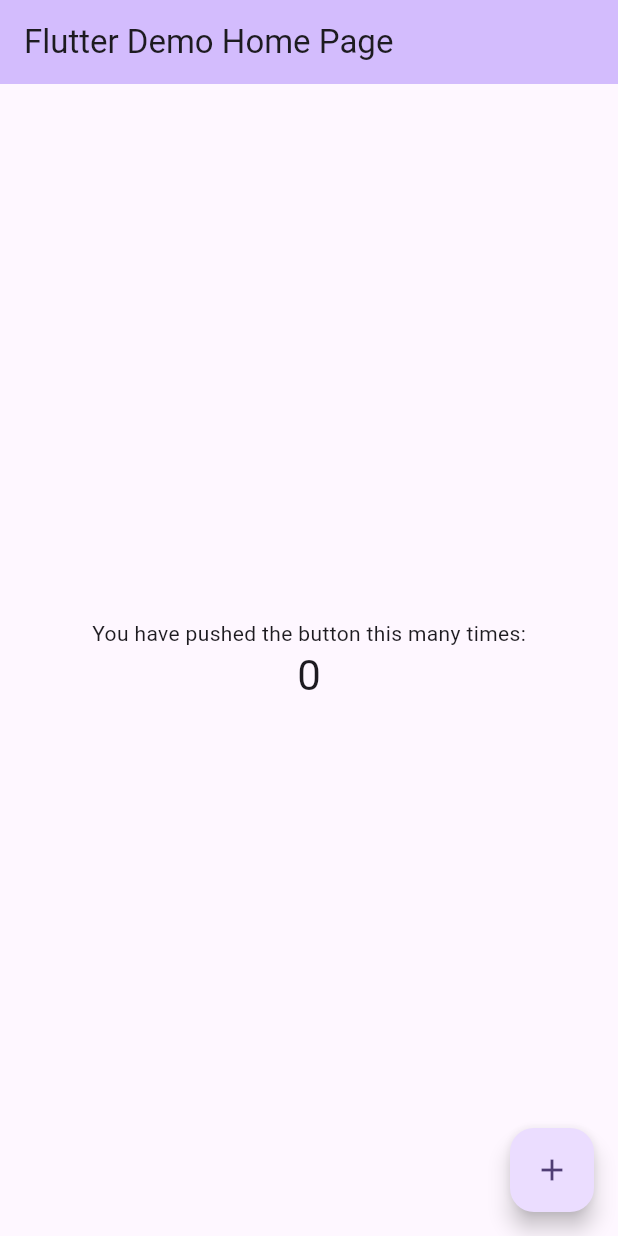
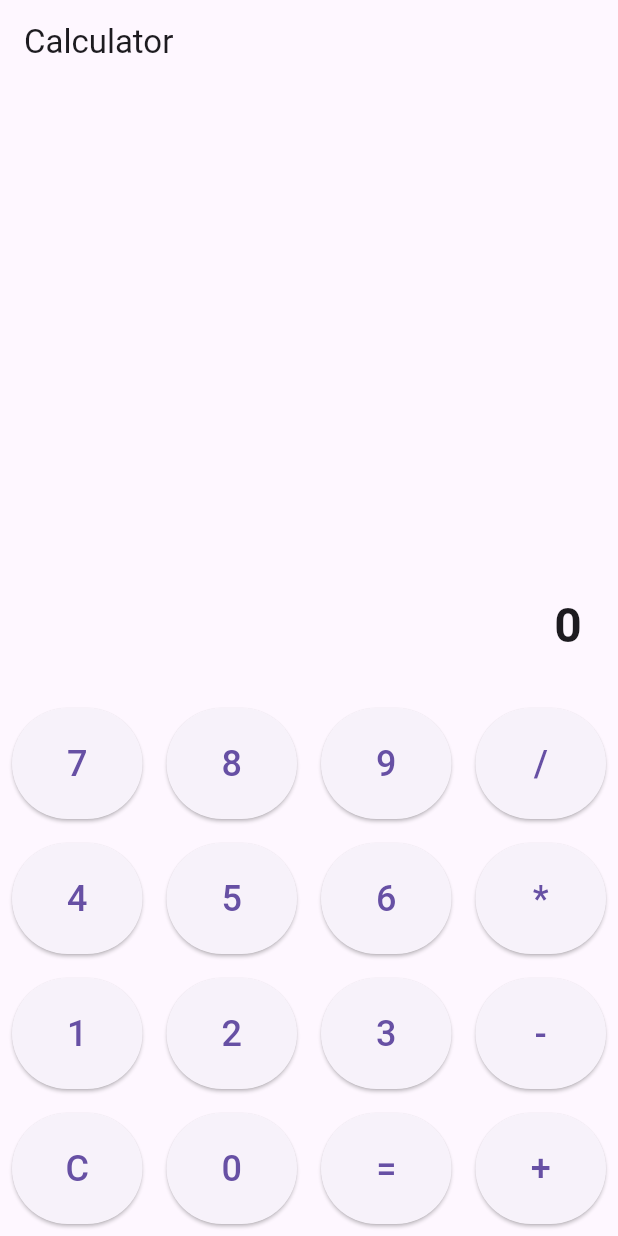
Before and after one commit to techmhzf/madpwa, a Flutter app: the screen it shows after launch, on a phone screen of 412 x 824 dp. Run offline on Flutter 3.47's test engine with Material 3 defaults, Android fonts, the phone set to English and light mode, and no system bars.

Commit message:
Implement calculator app and update docs/tests
Replace the default Flutter template with a StatefulWidget-based calculator (UI, button handlers, and basic arithmetic logic). Update README with aim, theory, setup steps and full example code for the calculator. Adjust widget_test to assert calculator UI elements instead of the template counter, and add exp2_calculator/viva.txtr containing viva Q&A for the experiment.

```diff
--- a/exp2_calculator/lib/main.dart
+++ b/exp2_calculator/lib/main.dart
@@ -7,116 +7,183 @@ void main() {
 class MyApp extends StatelessWidget {
   const MyApp({super.key});
 
-  // This widget is the root of your application.
   @override
   Widget build(BuildContext context) {
-    return MaterialApp(
-      title: 'Flutter Demo',
-      theme: ThemeData(
-        // This is the theme of your application.
-        //
-        // TRY THIS: Try running your application with "flutter run". You'll see
-        // the application has a purple toolbar. Then, without quitting the app,
-        // try changing the seedColor in the colorScheme below to Colors.green
-        // and then invoke "hot reload" (save your changes or press the "hot
-        // reload" button in a Flutter-supported IDE, or press "r" if you used
-        // the command line to start the app).
-        //
-        // Notice that the counter didn't reset back to zero; the application
-        // state is not lost during the reload. To reset the state, use hot
-        // restart instead.
-        //
-        // This works for code too, not just values: Most code changes can be
-        // tested with just a hot reload.
-        colorScheme: ColorScheme.fromSeed(seedColor: Colors.deepPurple),
-      ),
-      home: const MyHomePage(title: 'Flutter Demo Home Page'),
+    return const MaterialApp(
+      title: 'Calculator',
+      debugShowCheckedModeBanner: false,
+      home: Calculator(),
     );
   }
 }
 
-class MyHomePage extends StatefulWidget {
-  const MyHomePage({super.key, required this.title});
-
-  // This widget is the home page of your application. It is stateful, meaning
-  // that it has a State object (defined below) that contains fields that affect
-  // how it looks.
-
-  // This class is the configuration for the state. It holds the values (in this
-  // case the title) provided by the parent (in this case the App widget) and
-  // used by the build method of the State. Fields in a Widget subclass are
-  // always marked "final".
-
-  final String title;
+class Calculator extends StatefulWidget {
+  const Calculator({super.key});
 
   @override
-  State<MyHomePage> createState() => _MyHomePageState();
+  State<Calculator> createState() => _CalculatorState();
 }
 
-class _MyHomePageState extends State<MyHomePage> {
-  int _counter = 0;
+class _CalculatorState extends State<Calculator> {
+  String equation = "";
+  String result = "";
+  String operator = "";
 
-  void _incrementCounter() {
+  void onButtonClick(String value) {
     setState(() {
-      // This call to setState tells the Flutter framework that something has
-      // changed in this State, which causes it to rerun the build method below
-      // so that the display can reflect the updated values. If we changed
-      // _counter without calling setState(), then the build method would not be
-      // called again, and so nothing would appear to happen.
-      _counter++;
+      if (value == "C") {
+        equation = "";
+        result = "";
+        operator = "";
+      } else if (value == "+" || value == "-" || value == "*" || value == "/") {
+        if (result.isNotEmpty) {
+          equation = result + value;
+          result = "";
+          operator = value;
+        } else if (equation.isNotEmpty) {
+          String lastChar = equation.substring(equation.length - 1);
+          if (lastChar == "+" || lastChar == "-" || lastChar == "*" || lastChar == "/") {
+            equation = equation.substring(0, equation.length - 1) + value;
+          } else {
+            equation += value;
+          }
+          operator = value;
+        }
+      } else if (value == "=") {
+        if (equation.isNotEmpty && operator.isNotEmpty) {
+          List<String> parts = equation.split(operator);
+          if (parts.length >= 2 && parts[1].isNotEmpty) {
+            double num1 = double.tryParse(parts[0]) ?? 0;
+            double num2 = double.tryParse(parts[1]) ?? 0;
+
+            if (operator == "+") {
+              result = (num1 + num2).toString();
+            } else if (operator == "-") {
+              result = (num1 - num2).toString();
+            } else if (operator == "*") {
+              result = (num1 * num2).toString();
+            } else if (operator == "/") {
+              result = num2 != 0 ? (num1 / num2).toString() : "Error";
+            }
+
+            if (result.endsWith(".0")) {
+              result = result.substring(0, result.length - 2);
+            }
+          }
+        }
+      } else {
+        if (result.isNotEmpty) {
+          equation = value;
+          result = "";
+          operator = "";
+        } else {
+          equation += value;
+        }
+      }
     });
+  }
+
+  Widget buildButton(String text) {
+    return Expanded(
+      child: Padding(
+        padding: const EdgeInsets.all(8.0),
+        child: ElevatedButton(
+          onPressed: () => onButtonClick(text),
+          style: ElevatedButton.styleFrom(
+            padding: const EdgeInsets.all(20),
+          ),
+          child: Text(
+            text,
+            style: const TextStyle(fontSize: 24),
+          ),
+        ),
+      ),
+    );
   }
 
   @override
   Widget build(BuildContext context) {
-    // This method is rerun every time setState is called, for instance as done
-    // by the _incrementCounter method above.
-    //
-    // The Flutter framework has been optimized to make rerunning build methods
-    // fast, so that you can just rebuild anything that needs updating rather
-    // than having to individually change instances of widgets.
     return Scaffold(
       appBar: AppBar(
-        // TRY THIS: Try changing the color here to a specific color (to
-        // Colors.amber, perhaps?) and trigger a hot reload to see the AppBar
-        // change color while the other colors stay the same.
-        backgroundColor: Theme.of(context).colorScheme.inversePrimary,
-        // Here we take the value from the MyHomePage object that was created by
-        // the App.build method, and use it to set our appbar title.
-        title: Text(widget.title),
+        title: const Text('Calculator'),
       ),
-      body: Center(
-        // Center is a layout widget. It takes a single child and positions it
-        // in the middle of the parent.
-        child: Column(
-          // Column is also a layout widget. It takes a list of children and
-          // arranges them vertically. By default, it sizes itself to fit its
-          // children horizontally, and tries to be as tall as its parent.
-          //
-          // Column has various properties to control how it sizes itself and
-          // how it positions its children. Here we use mainAxisAlignment to
-          // center the children vertically; the main axis here is the vertical
-          // axis because Columns are vertical (the cross axis would be
-          // horizontal).
-          //
-          // TRY THIS: Invoke "debug painting" (choose the "Toggle Debug Paint"
-          // action in the IDE, or press "p" in the console), to see the
-          // wireframe for each widget.
-          mainAxisAlignment: MainAxisAlignment.center,
-          children: <Widget>[
-            const Text('You have pushed the button this many times:'),
-            Text(
-              '$_counter',
-              style: Theme.of(context).textTheme.headlineMedium,
+      body: Column(
+        children: [
+          Expanded(
+            child: Container(
+              alignment: Alignment.bottomRight,
+              padding: const EdgeInsets.all(24),
+              child: result.isEmpty
+                  ? Text(
+                      equation.isEmpty ? "0" : equation,
+                      style: const TextStyle(
+                        fontSize: 32,
+                        fontWeight: FontWeight.bold,
+                      ),
+                    )
+                  : Column(
+                      mainAxisAlignment: MainAxisAlignment.end,
+                      crossAxisAlignment: CrossAxisAlignment.end,
+                      children: [
+                        Opacity(
+                          opacity: 0.6,
+                          child: Text(
+                            equation,
+                            style: const TextStyle(
+                              fontSize: 20,
+                            ),
+                          ),
+                        ),
+                        const SizedBox(height: 10),
+                        Text(
+                          result,
+                          style: const TextStyle(
+                            fontSize: 48,
+                            fontWeight: FontWeight.bold,
+                          ),
+                        ),
+                      ],
+                    ),
             ),
-          ],
-        ),
+          ),
+          Column(
+            children: [
+              Row(
+                children: [
+                  buildButton("7"),
+                  buildButton("8"),
+                  buildButton("9"),
+                  buildButton("/"),
+                ],
+              ),
+              Row(
+                children: [
+                  buildButton("4"),
+                  buildButton("5"),
+                  buildButton("6"),
+                  buildButton("*"),
+                ],
+              ),
+              Row(
+                children: [
+                  buildButton("1"),
+                  buildButton("2"),
+                  buildButton("3"),
+                  buildButton("-"),
+                ],
+              ),
+              Row(
+                children: [
+                  buildButton("C"),
+                  buildButton("0"),
+                  buildButton("="),
+                  buildButton("+"),
+                ],
+              ),
+            ],
+          ),
+        ],
       ),
-      floatingActionButton: FloatingActionButton(
-        onPressed: _incrementCounter,
-        tooltip: 'Increment',
-        child: const Icon(Icons.add),
-      ), // This trailing comma makes auto-formatting nicer for build methods.
     );
   }
 }
```
Also changed, not shown: 3 other files.
